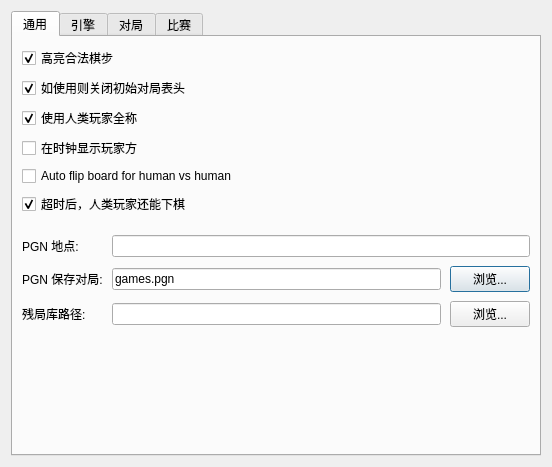
leedavid/GGguiX, file projects/gui/ui/settingsdlg.ui: the form before one commit.
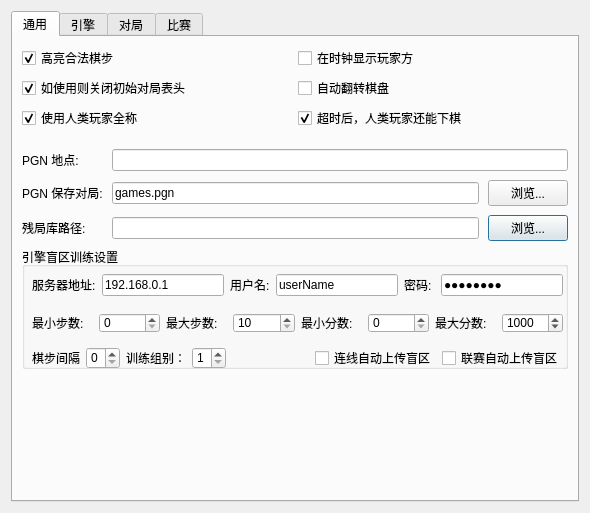
The form after the commit. The open tabs and pages were chosen to show the change. Custom widgets are drawn as their Qt base class.

Patch:
```diff
--- a/projects/gui/ui/settingsdlg.ui
+++ b/projects/gui/ui/settingsdlg.ui
@@ -6,8 +6,8 @@
    <rect>
     <x>0</x>
     <y>0</y>
-    <width>552</width>
-    <height>467</height>
+    <width>590</width>
+    <height>513</height>
    </rect>
   </property>
   <property name="sizePolicy">
@@ -29,36 +29,12 @@
       <attribute name="title">
        <string>通用</string>
       </attribute>
-      <layout class="QVBoxLayout" name="verticalLayout_6">
+      <layout class="QVBoxLayout" name="verticalLayout_8">
        <item>
-        <layout class="QFormLayout" name="formLayout_6">
-         <item row="7" column="0">
-          <widget class="QCheckBox" name="m_humanCanPlayAfterTimeoutCheck">
-           <property name="text">
-            <string>超时后，人类玩家还能下棋</string>
-           </property>
-           <property name="checked">
-            <bool>true</bool>
-           </property>
-          </widget>
-         </item>
-         <item row="4" column="0">
-          <widget class="QCheckBox" name="m_playersSidesOnClocksCheck">
-           <property name="text">
-            <string>在时钟显示玩家方 </string>
-           </property>
-          </widget>
-         </item>
-         <item row="1" column="0">
-          <widget class="QCheckBox" name="m_closeUnusedInitialTabCheck">
-           <property name="text">
-            <string>如使用则关闭初始对局表头</string>
-           </property>
-           <property name="checked">
-            <bool>true</bool>
-           </property>
-          </widget>
-         </item>
+        <layout class="QGridLayout" name="gridLayout_2">
+         <property name="bottomMargin">
+          <number>0</number>
+         </property>
          <item row="0" column="0">
           <widget class="QCheckBox" name="m_highlightLegalMovesCheck">
            <property name="text">
@@ -69,7 +45,17 @@
            </property>
           </widget>
          </item>
-         <item row="3" column="0">
+         <item row="1" column="0">
+          <widget class="QCheckBox" name="m_closeUnusedInitialTabCheck">
+           <property name="text">
+            <string>如使用则关闭初始对局表头</string>
+           </property>
+           <property name="checked">
+            <bool>true</bool>
+           </property>
+          </widget>
+         </item>
+         <item row="2" column="0">
           <widget class="QCheckBox" name="m_useFullUserNameCheck">
            <property name="text">
             <string>使用人类玩家全称</string>
@@ -79,36 +65,51 @@
            </property>
           </widget>
          </item>
-          <item row="6" column="0">
+         <item row="2" column="1">
+          <layout class="QVBoxLayout" name="verticalLayout_6">
+           <item>
+            <widget class="QCheckBox" name="m_humanCanPlayAfterTimeoutCheck">
+             <property name="text">
+              <string>超时后，人类玩家还能下棋</string>
+             </property>
+             <property name="checked">
+              <bool>true</bool>
+             </property>
+            </widget>
+           </item>
+          </layout>
+         </item>
+         <item row="0" column="1">
+          <widget class="QCheckBox" name="m_playersSidesOnClocksCheck">
+           <property name="text">
+            <string>在时钟显示玩家方 </string>
+           </property>
+          </widget>
+         </item>
+         <item row="1" column="1">
           <widget class="QCheckBox" name="m_autoFlipBoardForHumanGamesCheck">
            <property name="text">
-            <string>Auto flip board for human vs human</string>
+            <string>自动翻转棋盘</string>
            </property>
           </widget>
          </item>
         </layout>
        </item>
        <item>
-        <layout class="QFormLayout" name="formLayout_3">
-         <property name="fieldGrowthPolicy">
-          <enum>QFormLayout::ExpandingFieldsGrow</enum>
-         </property>
-         <property name="horizontalSpacing">
-          <number>9</number>
-         </property>
-         <property name="verticalSpacing">
-          <number>9</number>
-         </property>
+        <layout class="QGridLayout" name="gridLayout">
          <property name="topMargin">
           <number>13</number>
          </property>
          <property name="bottomMargin">
           <number>0</number>
          </property>
-         <item row="1" column="1">
+         <property name="spacing">
+          <number>9</number>
+         </property>
+         <item row="0" column="1">
           <widget class="QLineEdit" name="m_siteEdit"/>
          </item>
-         <item row="1" column="0">
+         <item row="0" column="0">
           <widget class="QLabel" name="m_siteLabel">
            <property name="text">
             <string>PGN 地点:</string>
@@ -119,34 +120,6 @@
           </widget>
          </item>
          <item row="2" column="0">
-          <widget class="QLabel" name="m_defaultPgnOutFileLabel">
-           <property name="text">
-            <string>PGN 保存对局:</string>
-           </property>
-          </widget>
-         </item>
-         <item row="2" column="1">
-          <layout class="QHBoxLayout" name="horizontalLayout_2">
-           <item>
-            <widget class="QLineEdit" name="m_defaultPgnOutFileEdit">
-             <property name="text">
-              <string>games.pgn</string>
-             </property>
-            </widget>
-           </item>
-           <item>
-            <widget class="QPushButton" name="m_defaultPgnOutFileBtn">
-             <property name="text">
-              <string>浏览...</string>
-             </property>
-             <property name="shortcut">
-              <string/>
-             </property>
-            </widget>
-           </item>
-          </layout>
-         </item>
-         <item row="3" column="0">
           <widget class="QLabel" name="m_tbPathLabel">
            <property name="text">
             <string>残局库路径:</string>
@@ -156,7 +129,7 @@
            </property>
           </widget>
          </item>
-         <item row="3" column="1">
+         <item row="2" column="1">
           <layout class="QHBoxLayout" name="horizontalLayout">
            <item>
             <widget class="QLineEdit" name="m_tbPathEdit"/>
@@ -170,8 +143,319 @@
            </item>
           </layout>
          </item>
+         <item row="1" column="1">
+          <layout class="QHBoxLayout" name="horizontalLayout_2">
+           <item>
+            <widget class="QLineEdit" name="m_defaultPgnOutFileEdit">
+             <property name="text">
+              <string>games.pgn</string>
+             </property>
+            </widget>
+           </item>
+           <item>
+            <widget class="QPushButton" name="m_defaultPgnOutFileBtn">
+             <property name="text">
+              <string>浏览...</string>
+             </property>
+             <property name="shortcut">
+              <string/>
+             </property>
+            </widget>
+           </item>
+          </layout>
+         </item>
+         <item row="1" column="0">
+          <widget class="QLabel" name="m_defaultPgnOutFileLabel">
+           <property name="text">
+            <string>PGN 保存对局:</string>
+           </property>
+          </widget>
+         </item>
         </layout>
        </item>
+       <item>
+        <widget class="QGroupBox" name="groupBox_2">
+         <property name="sizePolicy">
+          <sizepolicy hsizetype="Expanding" vsizetype="Expanding">
+           <horstretch>0</horstretch>
+           <verstretch>0</verstretch>
+          </sizepolicy>
+         </property>
+         <property name="title">
+          <string>引擎盲区训练设置</string>
+         </property>
+         <widget class="QWidget" name="layoutWidget">
+          <property name="geometry">
+           <rect>
+            <x>10</x>
+            <y>20</y>
+            <width>531</width>
+            <height>36</height>
+           </rect>
+          </property>
+          <layout class="QHBoxLayout" name="horizontalLayout_4">
+           <property name="topMargin">
+            <number>6</number>
+           </property>
+           <property name="bottomMargin">
+            <number>6</number>
+           </property>
+           <item>
+            <widget class="QLabel" name="label_3">
+             <property name="text">
+              <string>服务器地址:</string>
+             </property>
+            </widget>
+           </item>
+           <item>
+            <widget class="QLineEdit" name="lineEdit_WebAddress">
+             <property name="text">
+              <string>192.168.0.1</string>
+             </property>
+            </widget>
+           </item>
+           <item>
+            <widget class="QLabel" name="label_user">
+             <property name="text">
+              <string>用户名:</string>
+             </property>
+            </widget>
+           </item>
+           <item>
+            <widget class="QLineEdit" name="lineEdit_UserName">
+             <property name="text">
+              <string>userName</string>
+             </property>
+            </widget>
+           </item>
+           <item>
+            <widget class="QLabel" name="label_4">
+             <property name="text">
+              <string>密码: </string>
+             </property>
+            </widget>
+           </item>
+           <item>
+            <widget class="QLineEdit" name="lineEdit_Password">
+             <property name="text">
+              <string>password</string>
+             </property>
+             <property name="echoMode">
+              <enum>QLineEdit::Password</enum>
+             </property>
+            </widget>
+           </item>
+          </layout>
+         </widget>
+         <widget class="QWidget" name="layoutWidget">
+          <property name="geometry">
+           <rect>
+            <x>10</x>
+            <y>60</y>
+            <width>531</width>
+            <height>32</height>
+           </rect>
+          </property>
+          <layout class="QHBoxLayout" name="horizontalLayout_6">
+           <property name="topMargin">
+            <number>6</number>
+           </property>
+           <property name="bottomMargin">
+            <number>6</number>
+           </property>
+           <item>
+            <widget class="QLabel" name="label_7">
+             <property name="text">
+              <string>最小步数:</string>
+             </property>
+            </widget>
+           </item>
+           <item>
+            <widget class="QSpinBox" name="spinBoxMinSteps">
+             <property name="maximum">
+              <number>100</number>
+             </property>
+             <property name="singleStep">
+              <number>2</number>
+             </property>
+            </widget>
+           </item>
+           <item>
+            <widget class="QLabel" name="label_8">
+             <property name="text">
+              <string>最大步数:</string>
+             </property>
+            </widget>
+           </item>
+           <item>
+            <widget class="QSpinBox" name="spinBoxMaxSteps">
+             <property name="minimum">
+              <number>10</number>
+             </property>
+             <property name="maximum">
+              <number>400</number>
+             </property>
+             <property name="singleStep">
+              <number>5</number>
+             </property>
+            </widget>
+           </item>
+           <item>
+            <widget class="QLabel" name="label_6">
+             <property name="text">
+              <string>最小分数:</string>
+             </property>
+            </widget>
+           </item>
+           <item>
+            <widget class="QSpinBox" name="spinBoxMinScore">
+             <property name="toolTip">
+              <string>局面分数的绝对值小于此值就不上传训练</string>
+             </property>
+             <property name="maximum">
+              <number>200</number>
+             </property>
+             <property name="singleStep">
+              <number>5</number>
+             </property>
+            </widget>
+           </item>
+           <item>
+            <widget class="QLabel" name="label_2">
+             <property name="text">
+              <string>最大分数: </string>
+             </property>
+            </widget>
+           </item>
+           <item>
+            <widget class="QSpinBox" name="spinBoxMaxScore">
+             <property name="toolTip">
+              <string>局面分数的绝对值超过此值就不上传训练</string>
+             </property>
+             <property name="minimum">
+              <number>100</number>
+             </property>
+             <property name="maximum">
+              <number>2000</number>
+             </property>
+             <property name="singleStep">
+              <number>100</number>
+             </property>
+             <property name="value">
+              <number>1000</number>
+             </property>
+            </widget>
+           </item>
+          </layout>
+         </widget>
+         <widget class="QWidget" name="layoutWidget">
+          <property name="geometry">
+           <rect>
+            <x>10</x>
+            <y>100</y>
+            <width>531</width>
+            <height>22</height>
+           </rect>
+          </property>
+          <layout class="QHBoxLayout" name="horizontalLayout_7">
+           <property name="sizeConstraint">
+            <enum>QLayout::SetDefaultConstraint</enum>
+           </property>
+           <item>
+            <widget class="QLabel" name="label_5">
+             <property name="text">
+              <string>棋步间隔</string>
+             </property>
+            </widget>
+           </item>
+           <item>
+            <widget class="QSpinBox" name="spinBoxStepsGap">
+             <property name="sizePolicy">
+              <sizepolicy hsizetype="Fixed" vsizetype="Fixed">
+               <horstretch>0</horstretch>
+               <verstretch>0</verstretch>
+              </sizepolicy>
+             </property>
+             <property name="toolTip">
+              <string>每上传一个局面，跳过的棋步，不用每步上传</string>
+             </property>
+             <property name="minimum">
+              <number>0</number>
+             </property>
+             <property name="maximum">
+              <number>6</number>
+             </property>
+             <property name="value">
+              <number>0</number>
+             </property>
+            </widget>
+           </item>
+           <item>
+            <widget class="QLabel" name="label">
+             <property name="toolTip">
+              <string>服务器上的训练组别，缺省是1，为主训练</string>
+             </property>
+             <property name="text">
+              <string>训练组别：</string>
+             </property>
+            </widget>
+           </item>
+           <item>
+            <widget class="QSpinBox" name="spinBox_trainID">
+             <property name="sizePolicy">
+              <sizepolicy hsizetype="Fixed" vsizetype="Fixed">
+               <horstretch>0</horstretch>
+               <verstretch>0</verstretch>
+              </sizepolicy>
+             </property>
+             <property name="minimum">
+              <number>1</number>
+             </property>
+             <property name="maximum">
+              <number>2</number>
+             </property>
+            </widget>
+           </item>
+           <item>
+            <spacer name="horizontalSpacer">
+             <property name="orientation">
+              <enum>Qt::Horizontal</enum>
+             </property>
+             <property name="sizeHint" stdset="0">
+              <size>
+               <width>40</width>
+               <height>20</height>
+              </size>
+             </property>
+            </spacer>
+           </item>
+           <item>
+            <widget class="QCheckBox" name="checkBoxLXupload">
+             <property name="toolTip">
+              <string>用GGzero连线是自动上传盲区</string>
+             </property>
+             <property name="text">
+              <string>连线自动上传盲区</string>
+             </property>
+            </widget>
+           </item>
+           <item>
+            <widget class="QCheckBox" name="checkBox_AutoUploadFen">
+             <property name="toolTip">
+              <string>引擎联赛，如果输了，就自动上传棋局到服务器训练</string>
+             </property>
+             <property name="text">
+              <string>联赛自动上传盲区</string>
+             </property>
+             <property name="checked">
+              <bool>false</bool>
+             </property>
+            </widget>
+           </item>
+          </layout>
+         </widget>
+        </widget>
+       </item>
        <item>
         <spacer name="verticalSpacer_2">
          <property name="orientation">
```
